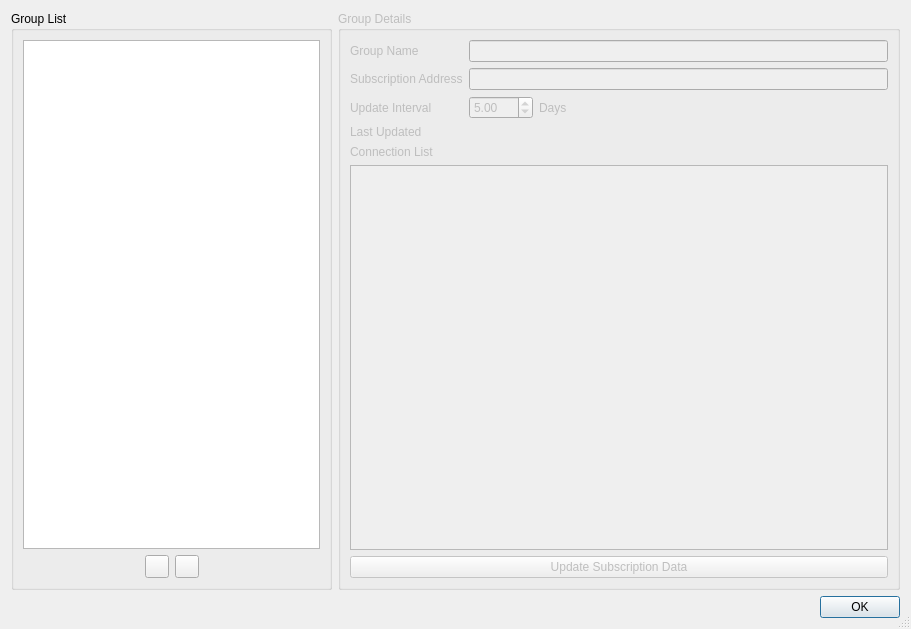
Before: the Qt Designer form src/ui/w_GroupManager.ui in Qv2ray/Qv2ray, drawn with Qt 5.
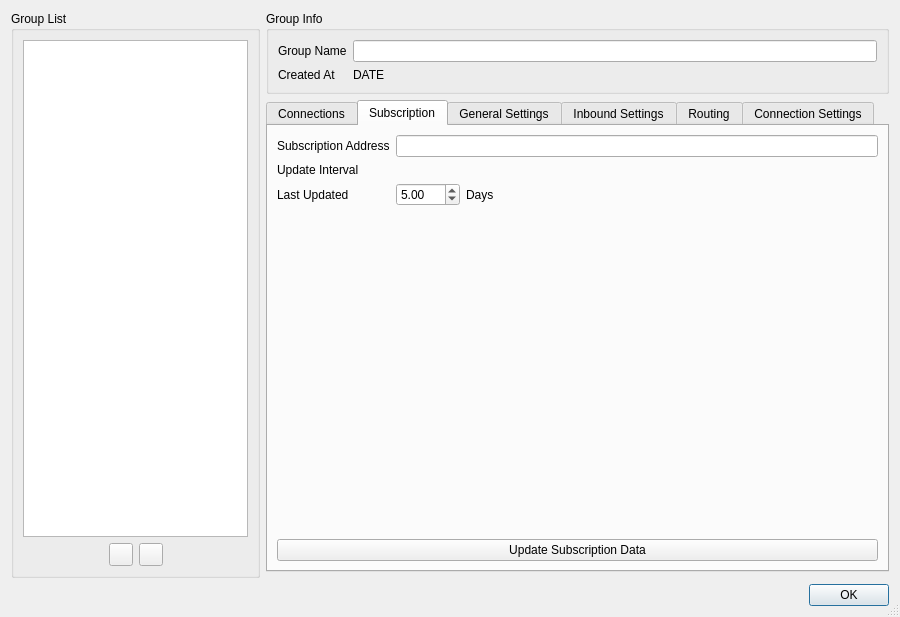
After: the same form once the commit is applied. The open tabs and pages were chosen to show the change. Icons and pictures are not drawn.

Commit message: add: added Group Manager UI

```diff
--- a/src/ui/w_GroupManager.ui
+++ b/src/ui/w_GroupManager.ui
@@ -6,8 +6,8 @@
    <rect>
     <x>0</x>
     <y>0</y>
-    <width>911</width>
-    <height>629</height>
+    <width>900</width>
+    <height>617</height>
    </rect>
   </property>
   <property name="minimumSize">
@@ -25,18 +25,41 @@
   <property name="modal">
    <bool>true</bool>
   </property>
-  <layout class="QGridLayout" name="gridLayout" columnstretch="4,7">
-   <item row="1" column="0" colspan="2">
-    <widget class="QDialogButtonBox" name="buttonBox">
-     <property name="orientation">
-      <enum>Qt::Horizontal</enum>
+  <layout class="QGridLayout" name="gridLayout" columnstretch="2,5">
+   <item row="0" column="1">
+    <widget class="QGroupBox" name="groupBox_2">
+     <property name="title">
+      <string>Group Info</string>
      </property>
-     <property name="standardButtons">
-      <set>QDialogButtonBox::Ok</set>
-     </property>
-    </widget>
-   </item>
+     <layout class="QFormLayout" name="formLayout_2">
    <item row="0" column="0">
+       <widget class="QLabel" name="label">
+        <property name="text">
+         <string>Group Name</string>
+        </property>
+       </widget>
+      </item>
+      <item row="0" column="1">
+       <widget class="QLineEdit" name="groupNameTxt"/>
+      </item>
+      <item row="1" column="0">
+       <widget class="QLabel" name="label_4">
+        <property name="text">
+         <string>Created At</string>
+        </property>
+       </widget>
+      </item>
+      <item row="1" column="1">
+       <widget class="QLabel" name="label_8">
+        <property name="text">
+         <string>DATE</string>
+        </property>
+       </widget>
+      </item>
+     </layout>
+    </widget>
+   </item>
+   <item row="0" column="0" rowspan="3">
     <widget class="QGroupBox" name="groupBox">
      <property name="title">
       <string>Group List</string>
@@ -139,44 +162,88 @@
      </layout>
     </widget>
    </item>
-   <item row="0" column="1">
-    <widget class="QGroupBox" name="groupBox_2">
-     <property name="enabled">
-      <bool>false</bool>
+   <item row="3" column="0" colspan="2">
+    <widget class="QDialogButtonBox" name="buttonBox">
+     <property name="orientation">
+      <enum>Qt::Horizontal</enum>
      </property>
-     <property name="title">
-      <string>Group Details</string>
+     <property name="standardButtons">
+      <set>QDialogButtonBox::Ok</set>
      </property>
-     <layout class="QVBoxLayout" name="verticalLayout">
-      <item>
+    </widget>
+   </item>
+   <item row="1" column="1">
+    <widget class="QTabWidget" name="tabWidget">
+     <property name="currentIndex">
+      <number>0</number>
+     </property>
+     <widget class="QWidget" name="tab">
+      <attribute name="title">
+       <string>Connections</string>
+      </attribute>
+      <layout class="QGridLayout" name="gridLayout_2">
+       <item row="1" column="0">
+        <widget class="QPushButton" name="pushButton">
+         <property name="text">
+          <string>New Connection</string>
+         </property>
+        </widget>
+       </item>
+       <item row="1" column="1">
+        <widget class="QPushButton" name="pushButton_2">
+         <property name="text">
+          <string>Remove Selection</string>
+         </property>
+        </widget>
+       </item>
+       <item row="0" column="0" colspan="2">
+        <widget class="QListWidget" name="connectionsList">
+         <property name="editTriggers">
+          <set>QAbstractItemView::NoEditTriggers</set>
+         </property>
+         <property name="resizeMode">
+          <enum>QListView::Adjust</enum>
+         </property>
+        </widget>
+       </item>
+      </layout>
+     </widget>
+     <widget class="QWidget" name="tab_2">
+      <attribute name="title">
+       <string>Subscription</string>
+      </attribute>
        <layout class="QFormLayout" name="formLayout">
         <item row="0" column="0">
-         <widget class="QLabel" name="label">
-          <property name="text">
-           <string>Group Name</string>
-          </property>
-         </widget>
-        </item>
-        <item row="0" column="1">
-         <widget class="QLineEdit" name="groupNameTxt"/>
-        </item>
-        <item row="1" column="0">
          <widget class="QLabel" name="label_2">
           <property name="text">
            <string>Subscription Address</string>
           </property>
          </widget>
         </item>
-        <item row="1" column="1">
+       <item row="0" column="1">
          <widget class="QLineEdit" name="subAddrTxt"/>
         </item>
-        <item row="2" column="0">
+       <item row="1" column="0">
          <widget class="QLabel" name="label_3">
           <property name="text">
            <string>Update Interval</string>
           </property>
          </widget>
         </item>
+       <item row="1" column="1">
+        <widget class="QLabel" name="lastUpdatedLabel">
+         <property name="text">
+          <string/>
+         </property>
+        </widget>
+       </item>
+       <item row="2" column="0">
+        <widget class="QLabel" name="label_6">
+         <property name="text">
+          <string>Last Updated</string>
+         </property>
+        </widget>
+       </item>
         <item row="2" column="1">
          <layout class="QHBoxLayout" name="horizontalLayout_3">
           <item>
@@ -214,51 +281,48 @@
           </item>
          </layout>
         </item>
-        <item row="3" column="0">
-         <widget class="QLabel" name="label_6">
-          <property name="text">
-           <string>Last Updated</string>
-          </property>
-         </widget>
-        </item>
-        <item row="3" column="1">
-         <widget class="QLabel" name="lastUpdatedLabel">
-          <property name="text">
-           <string/>
-          </property>
-         </widget>
-        </item>
-       </layout>
-      </item>
-      <item>
-       <widget class="QLabel" name="label_4">
-        <property name="text">
-         <string>Connection List</string>
-        </property>
-       </widget>
-      </item>
-      <item>
-       <widget class="QListWidget" name="connectionsList">
-        <property name="editTriggers">
-         <set>QAbstractItemView::NoEditTriggers</set>
-        </property>
-        <property name="resizeMode">
-         <enum>QListView::Adjust</enum>
-        </property>
-       </widget>
-      </item>
-      <item>
-       <layout class="QVBoxLayout" name="verticalLayout_2">
-        <item>
+       <item row="4" column="0" colspan="2">
          <widget class="QPushButton" name="updateButton">
           <property name="text">
            <string>Update Subscription Data</string>
           </property>
          </widget>
         </item>
-       </layout>
-      </item>
-     </layout>
+       <item row="3" column="0" colspan="2">
+        <spacer name="verticalSpacer">
+         <property name="orientation">
+          <enum>Qt::Vertical</enum>
+         </property>
+         <property name="sizeHint" stdset="0">
+          <size>
+           <width>20</width>
+           <height>40</height>
+          </size>
+         </property>
+        </spacer>
+       </item>
+      </layout>
+     </widget>
+     <widget class="QWidget" name="tab_5">
+      <attribute name="title">
+       <string>General Settings</string>
+      </attribute>
+     </widget>
+     <widget class="QWidget" name="tab_3">
+      <attribute name="title">
+       <string>Inbound Settings</string>
+      </attribute>
+     </widget>
+     <widget class="QWidget" name="tab_6">
+      <attribute name="title">
+       <string>Routing</string>
+      </attribute>
+     </widget>
+     <widget class="QWidget" name="tab_4">
+      <attribute name="title">
+       <string>Connection Settings</string>
+      </attribute>
+     </widget>
     </widget>
    </item>
   </layout>
```
Left out of the diff: 3 changed lines with no effect on the pictures. Lines whose indentation alone changed are shown as unchanged. The commit also changes 2 other files.
